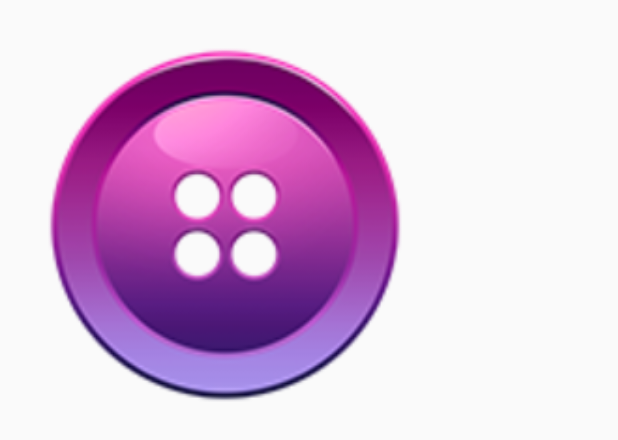
After one commit to miljenkos/Grangla, an Android app: the layout end_dialog_gumb.xml on its own in the app's theme, with its tools: preview values and no code run, on a phone screen of 412 x 824 dp. The commit adds this screen. Shown: the top 440 px of the screen. Run offline under Robolectric (Android 15) with nearby library versions, the phone set to English and light mode, and no system bars.

Commit message:
dovrsio dilago na raju igre jos treba nekak elegantnije izac na kraju

```diff
--- a/app/src/main/java/com/example/miljac/myapplication/TableConfig.java
+++ b/app/src/main/java/com/example/miljac/myapplication/TableConfig.java
@@ -30,7 +30,7 @@ public class TableConfig {
     public static int SOLO_NOTE_UPPER_BOUNDARY = 80;
 
     public static int OKO_COLOR = 0xFF5BE1CA;
-    public static int GUMB_COLOR = 0xFFD44FB6;
+    public static int GUMB_COLOR = 0xFFEB68C9 ;
     public static int DJETELINA_COLOR = 0xFFA4F80F;
     public static int ZVIJEZDA_COLOR = 0xFFED9D1D;
 
--- /dev/null
+++ b/app/src/main/res/layout/end_dialog_gumb.xml
@@ -0,0 +1,18 @@
+<LinearLayout xmlns:android="http://schemas.android.com/apk/res/android"
+    android:layout_width="wrap_content"
+    android:layout_height="wrap_content"
+    android:orientation="vertical"
+    android:background="@null">
+
+    <ImageButton
+        android:id="@+id/endButton"
+        android:layout_width="300dp"
+        android:layout_height="300dp"
+        android:src="@drawable/pin40"
+        android:onClick="exitGame"
+        android:background="@null"
+        android:scaleType="fitCenter"/>
+
+
+
+</LinearLayout>
```
Also changed, not shown: app/src/main/java/com/example/miljac/myapplication/GamePlayActivity.java (+37 -2 lines), app/src/main/res/layout/end_dialog_oko.xml (added, +18 -0 lines), app/src/main/res/layout/end_dialog_zvijezda.xml (added, +18 -0 lines), app/src/main/res/layout/end_dialog_djetelina.xml (renamed from app/src/main/res/layout/end_dialog.xml).
